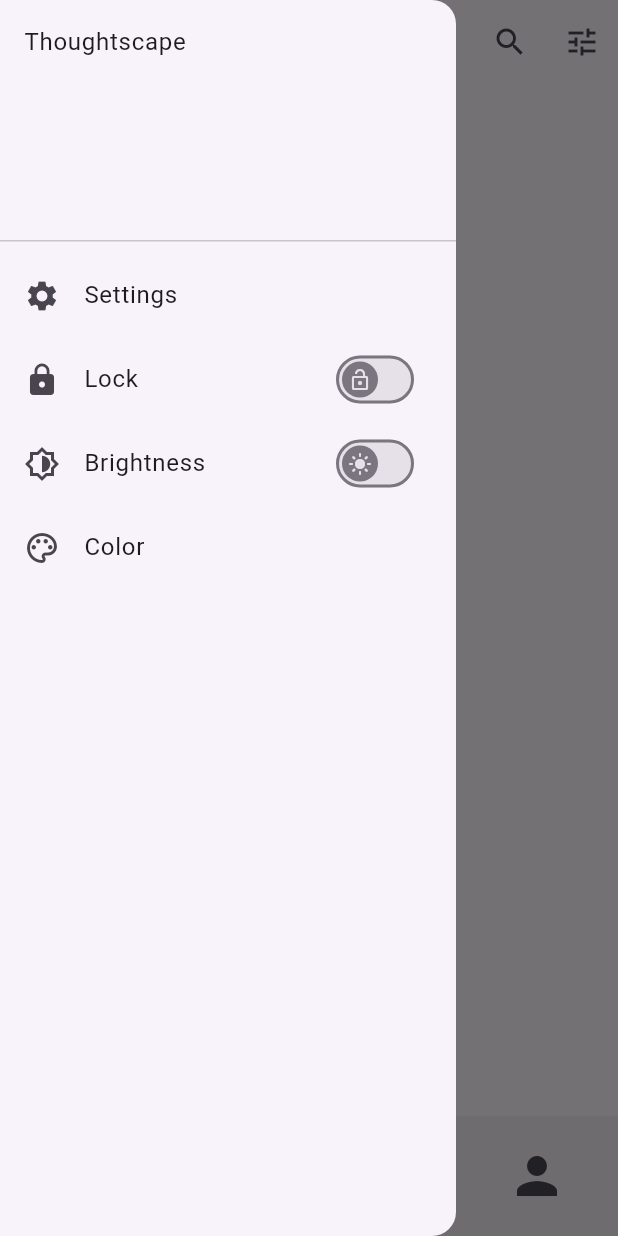
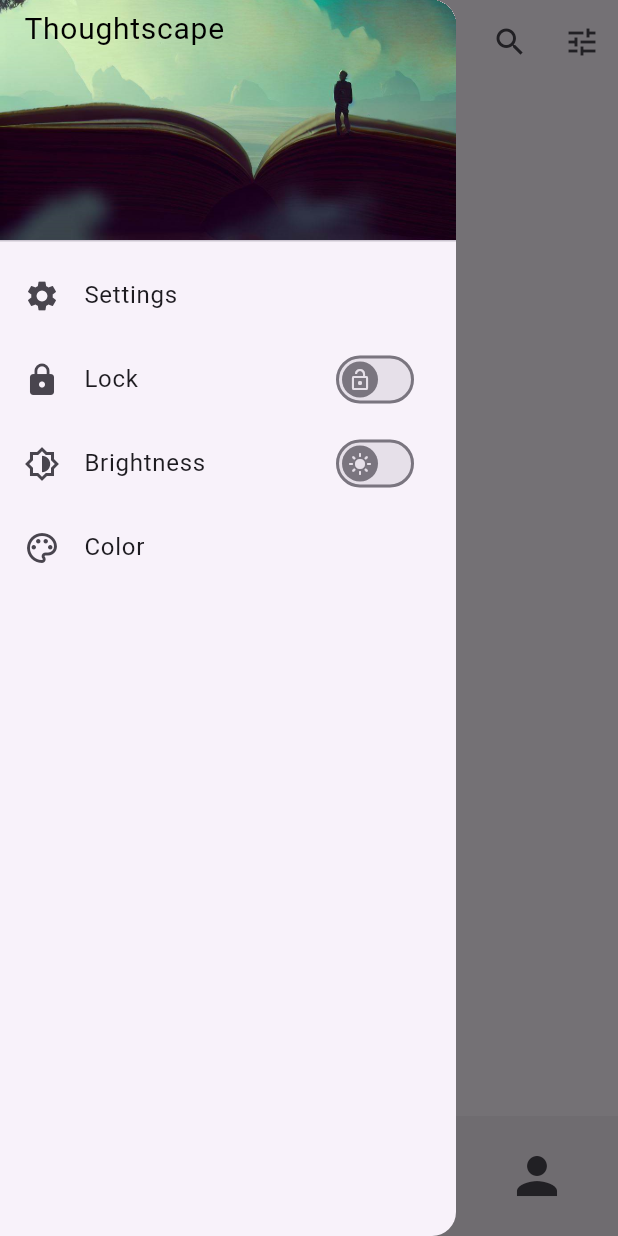
Before and after one commit to bennybweng/Thoughtscape, a Flutter app: the screen it shows after launch, with the side drawer open, on a phone screen of 412 x 824 dp. Run offline on Flutter 3.47's test engine with Material 2 defaults, Android fonts, the light colour scheme and no system bars; our stand-ins replace local_auth, shared_preferences, table_calendar.

Commit message:
misc design changes

```diff
--- a/lib/pages/homepage.dart
+++ b/lib/pages/homepage.dart
@@ -65,8 +65,8 @@ class _HomePageState extends State<HomePage> {
   );
 
   final MaterialStateProperty<Icon?> lockIcon =
-  MaterialStateProperty.resolveWith<Icon?>(
-        (Set<MaterialState> states) {
+      MaterialStateProperty.resolveWith<Icon?>(
+    (Set<MaterialState> states) {
       // Thumb icon when the switch is selected.
       if (states.contains(MaterialState.selected)) {
         return const Icon(Icons.lock);
@@ -80,9 +80,16 @@ class _HomePageState extends State<HomePage> {
     return Scaffold(
         appBar: AppBar(
           actions: [
-            IconButton(onPressed: () {
-              Navigator.push(context, MaterialPageRoute(builder: (BuildContext context) => SearchPage(entries: entries,))).then((_) => reloadEntries());
-            }, icon: Icon(Icons.search)),
+            IconButton(
+                onPressed: () {
+                  Navigator.push(
+                      context,
+                      MaterialPageRoute(
+                          builder: (BuildContext context) => SearchPage(
+                                entries: entries,
+                              ))).then((_) => reloadEntries());
+                },
+                icon: Icon(Icons.search)),
             PopupMenuButton<String>(
                 initialValue: sort,
                 onSelected: (String newSort) {
@@ -111,7 +118,18 @@ class _HomePageState extends State<HomePage> {
           child: ListView(
             padding: EdgeInsets.zero,
             children: [
-              const DrawerHeader(child: Text("Thoughtscape")),
+              const DrawerHeader(
+                padding: EdgeInsets.fromLTRB(16, 4, 16, 8),
+                decoration: BoxDecoration(
+                    image: DecorationImage(
+                        image: AssetImage("assets/header.png"),
+                        fit: BoxFit.cover)),
+                child: Text("Thoughtscape",
+                    style: TextStyle(
+                        color: Colors.black,
+                        fontSize: 20,
+                        )),
+              ),
               ListTile(
                 leading: Icon(Icons.settings),
                 title: Text("Settings"),
@@ -124,12 +142,13 @@ class _HomePageState extends State<HomePage> {
                 title: Text("Lock"),
                 trailing: Switch(
                   thumbIcon: lockIcon,
-                  onChanged: (bool value){
+                  onChanged: (bool value) {
                     setState(() {
                       lock = value;
                     });
                     SharedPrefs().setLock(value);
-                  }, value: lock,
+                  },
+                  value: lock,
                 ),
               ),
               ListTile(
@@ -221,7 +240,9 @@ class _HomePageState extends State<HomePage> {
                   ),
                 ),
               ),
-            SizedBox(height: 50,)
+            SizedBox(
+              height: 50,
+            )
           ],
         ),
         floatingActionButton: SizedBox(
@@ -295,7 +316,13 @@ class _HomePageState extends State<HomePage> {
                                 setState(() {
                                   selectedColor = colorOptions[index];
                                 });
-                              }, icon: Icon(selectedColor == colorOptions[index] ? Icons.circle : Icons.circle_outlined, color: colorOptions[index],)))),
+                              },
+                              icon: Icon(
+                                selectedColor == colorOptions[index]
+                                    ? Icons.circle
+                                    : Icons.circle_outlined,
+                                color: colorOptions[index],
+                              )))),
                 )),
           );
         });
```
Also changed, not shown: lib/pages/search_page.dart (+23 -0 lines), assets/header.png (added).
